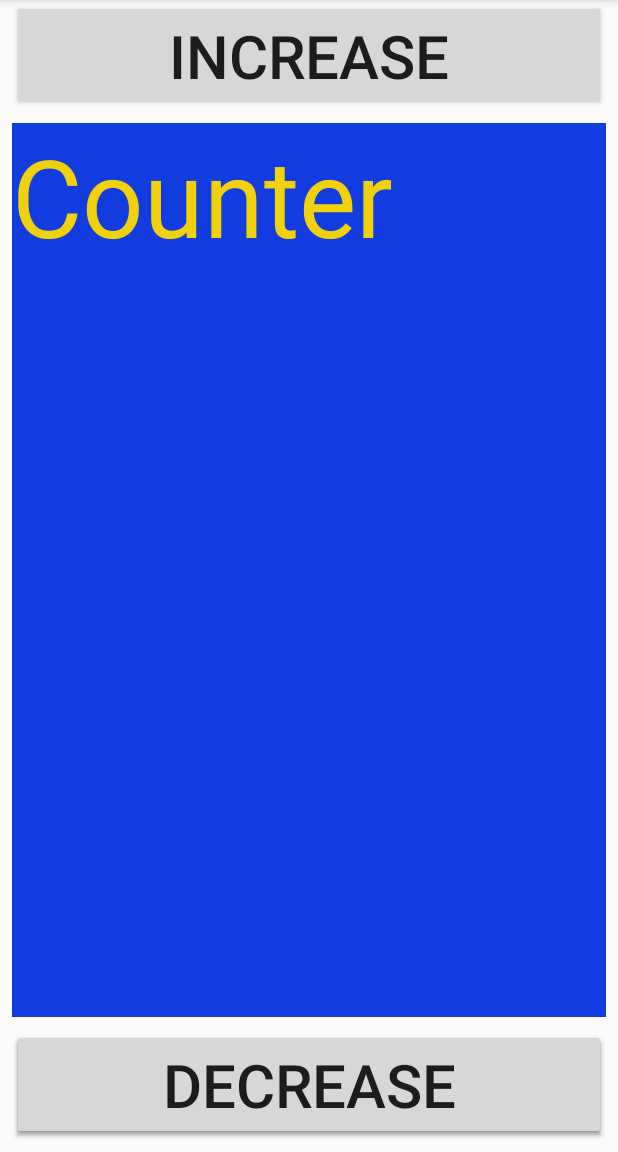
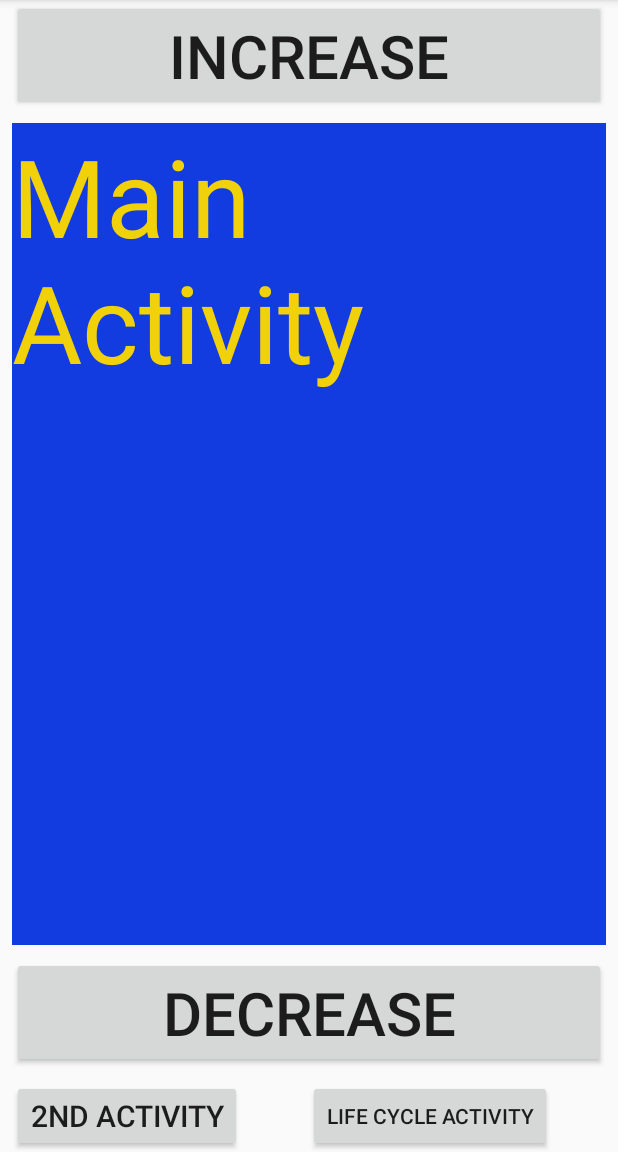
Before and after one commit to haqnawaz99/MC20201005, an Android app: the screen it shows after launch (MainActivity), on a phone screen of 412 x 824 dp, the part 84-1236 px from its top. Run offline under Robolectric (Android 15) with nearby library versions, the phone set to English and light mode, and no system bars.

Commit message:
Activity Lifecycle added

```diff
--- a/app/src/main/AndroidManifest.xml
+++ b/app/src/main/AndroidManifest.xml
@@ -9,7 +9,8 @@
         android:roundIcon="@mipmap/ic_launcher_round"
         android:supportsRtl="true"
         android:theme="@style/AppTheme">
-        <activity android:name=".Main2Activity"></activity>
+        <activity android:name=".ActivityLifeCycle"></activity>
+        <activity android:name=".Main2Activity" />
         <activity android:name=".MainActivity">
             <intent-filter>
                 <action android:name="android.intent.action.MAIN" />
--- a/app/src/main/java/org/haqnawaz/mc20201005/MainActivity.java
+++ b/app/src/main/java/org/haqnawaz/mc20201005/MainActivity.java
@@ -40,5 +40,10 @@ public class MainActivity extends AppCompatActivity {
         startActivity(intent);
     }
 
+    public void ShowLifeCycleActivity (View view)
+    {
+        Intent intent = new Intent(this, ActivityLifeCycle.class);
+        startActivity(intent);
+    }
 
 }
--- a/app/src/main/res/layout/activity_main.xml
+++ b/app/src/main/res/layout/activity_main.xml
@@ -43,26 +43,39 @@
         android:layout_height="wrap_content"
         android:layout_marginStart="8dp"
         android:layout_marginEnd="8dp"
+        android:layout_marginBottom="8dp"
+        android:onClick="CounterDecrease"
+        android:text="@string/btn_decrease"
         android:textSize="40sp"
-        android:layout_marginBottom="8dp"
-        android:text="@string/btn_decrease"
-        app:layout_constraintBottom_toBottomOf="parent"
+        app:layout_constraintBottom_toTopOf="@+id/btnShowActivity"
         app:layout_constraintEnd_toEndOf="parent"
-        app:layout_constraintStart_toStartOf="parent"
-        android:onClick="CounterDecrease"/>
+        app:layout_constraintHorizontal_bias="0.0"
+        app:layout_constraintStart_toStartOf="parent" />
 
     <Button
         android:id="@+id/btnShowActivity"
-        android:layout_width="0dp"
+        android:layout_width="wrap_content"
         android:layout_height="wrap_content"
         android:layout_marginStart="8dp"
         android:layout_marginEnd="8dp"
-        android:textSize="40sp"
-        android:layout_marginBottom="8dp"
-        android:text="@string/btn_decrease"
+        android:onClick="ShowAnotherActivity"
+        android:text="@string/btn_second_activity"
+        android:textSize="20sp"
         app:layout_constraintBottom_toBottomOf="parent"
         app:layout_constraintEnd_toEndOf="parent"
-        app:layout_constraintStart_toStartOf="parent"
-        android:onClick="ShowAnotherActivity"
-        />
+        app:layout_constraintHorizontal_bias="0.0"
+        app:layout_constraintStart_toStartOf="parent" />
+
+    <Button
+        android:id="@+id/btnLifeCycleActivity"
+        android:layout_width="wrap_content"
+        android:layout_height="wrap_content"
+        android:layout_marginStart="8dp"
+        android:layout_marginTop="8dp"
+        android:layout_marginEnd="8dp"
+        android:text="@string/btn_life_cycle_activity"
+        app:layout_constraintEnd_toEndOf="parent"
+        app:layout_constraintStart_toEndOf="@+id/btnShowActivity"
+        app:layout_constraintTop_toBottomOf="@+id/btnMinus"
+        android:onClick="ShowLifeCycleActivity"/>
 </androidx.constraintlayout.widget.ConstraintLayout>
--- a/app/src/main/res/values/strings.xml
+++ b/app/src/main/res/values/strings.xml
@@ -1,7 +1,11 @@
 <resources>
     <string name="app_name">MC20201005</string>
     <string name="btn_decrease">Decrease</string>
-    <string name="txt_view_message">Counter</string>
+    <string name="txt_view_message">Main Activity</string>
     <string name="txt_view_message_second_activity">Second Activity</string>
     <string name="btn_increase_text">Increase</string>
+    <string name="btn_second_activity">2nd Activity</string>
+    <string name="btn_life_cycle_activity">Life Cycle Activity</string>
+    <string name="call">Call Number</string>
+    <string name="show_web">Open Website</string>
 </resources>
```
Also changed, not shown: app/src/main/java/org/haqnawaz/mc20201005/ActivityLifeCycle.java (added, +55 -0 lines), app/src/main/java/org/haqnawaz/mc20201005/Main2Activity.java (+16 -0 lines), app/src/main/res/layout/activity_life_cycle.xml (added, +22 -0 lines), app/src/main/res/layout/activity_main2.xml (+37 -10 lines).
